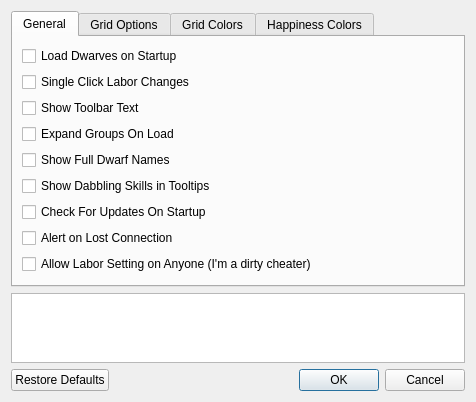
Dwarf-Therapist/Dwarf-Therapist, file ui/optionsmenu.ui: the form before one commit.
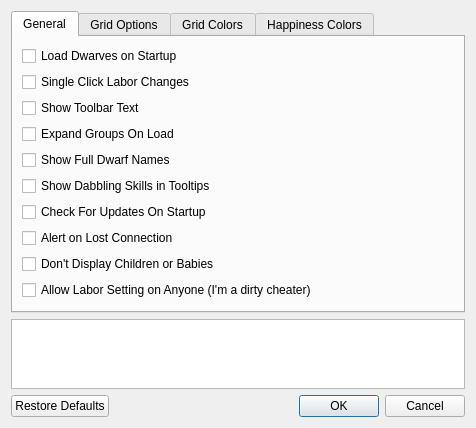
The form after the commit. Icons and pictures are not drawn.

The edit to the form file:
```diff
--- a/ui/optionsmenu.ui
+++ b/ui/optionsmenu.ui
@@ -172,6 +172,16 @@
          </property>
         </widget>
        </item>
+       <item>
+        <widget class="QCheckBox" name="cb_hide_children">
+         <property name="statusTip">
+          <string>When checked, Children and Babies will not be displayed in the grid at all. &lt;font color=red&gt;&lt;b&gt;Note: this change will not take effect until the next full read of dwarves occurrs!&lt;/font&gt;&lt;/b&gt;</string>
+         </property>
+         <property name="text">
+          <string>Don't Display Children or Babies</string>
+         </property>
+        </widget>
+       </item>
        <item>
         <widget class="QCheckBox" name="cb_labor_cheats">
          <property name="statusTip">
```
Left out of the diff: 8 changed lines with no effect on the pictures.
